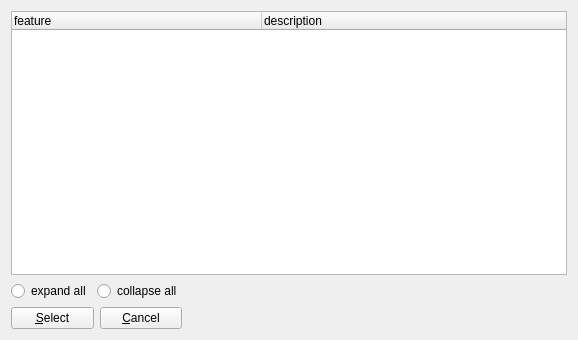
This is client/uiforms/feature_select.ui in Wolframe/configurator as Qt 5 draws it before an edit. The edited form follows.
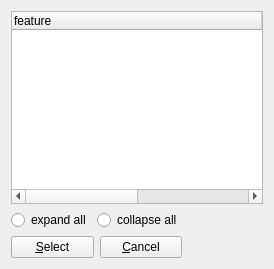
This is the edited form. Icons and pictures are not drawn.

Commit message: started to set dyn properties in all forms (work in progress) started to fix all conditions for buttons (work in progress)

What changed in the file:
```diff
--- a/client/uiforms/feature_select.ui
+++ b/client/uiforms/feature_select.ui
@@ -6,8 +6,8 @@
    <rect>
     <x>0</x>
     <y>0</y>
-    <width>578</width>
-    <height>340</height>
+    <width>274</width>
+    <height>269</height>
    </rect>
   </property>
   <property name="windowTitle">
```
Left out of the diff: 29 changed lines with no effect on the pictures. The commit also changes 6 other files.
